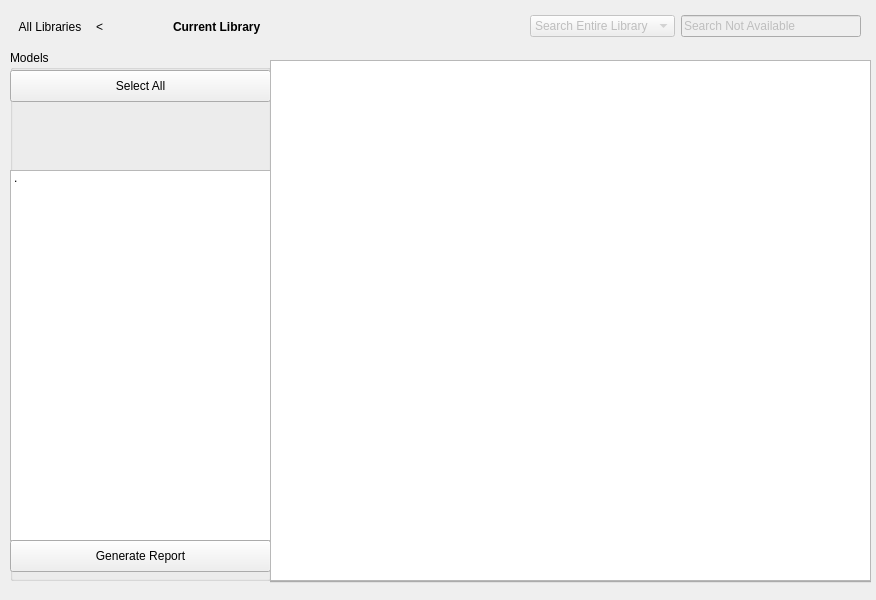
The window that src/librarywindow.ui (torfoes/cadventory) describes before a commit, drawn with Qt 5.
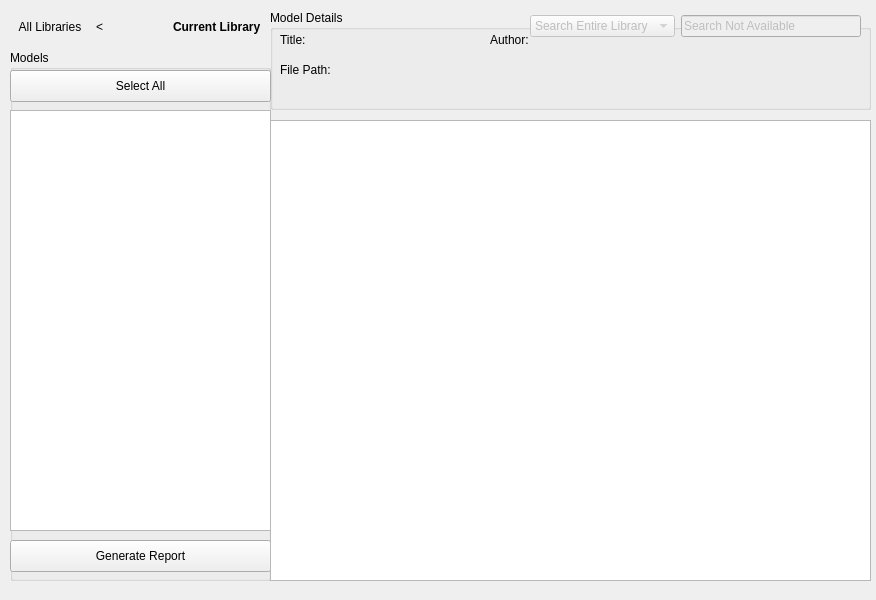
The same window after the commit. The open tabs and pages were chosen to show the change.

Commit message: init background processing and simplified model interface

Diff of the .ui file:
```diff
--- a/src/librarywindow.ui
+++ b/src/librarywindow.ui
@@ -20,9 +20,6 @@
    <string>Library</string>
   </property>
   <widget class="QGroupBox" name="groupBox">
-   <property name="enabled">
-    <bool>true</bool>
-   </property>
    <property name="geometry">
     <rect>
      <x>10</x>
@@ -34,28 +31,30 @@
    <property name="title">
     <string>Models</string>
    </property>
-   <property name="flat">
-    <bool>false</bool>
-   </property>
+   <widget class="QPushButton" name="pushButton">
+    <property name="geometry">
+     <rect>
+      <x>0</x>
+      <y>20</y>
+      <width>261</width>
+      <height>32</height>
+     </rect>
+    </property>
+    <property name="text">
+     <string>Select All</string>
+    </property>
+   </widget>
    <widget class="QListWidget" name="listWidget">
     <property name="geometry">
      <rect>
       <x>0</x>
-      <y>120</y>
+      <y>60</y>
       <width>261</width>
-      <height>371</height>
+      <height>421</height>
      </rect>
     </property>
-    <item>
-     <property name="text">
-      <string>.</string>
-     </property>
-    </item>
    </widget>
    <widget class="QPushButton" name="generateReport">
-    <property name="enabled">
-     <bool>true</bool>
-    </property>
     <property name="geometry">
      <rect>
       <x>0</x>
@@ -67,132 +66,108 @@
     <property name="text">
      <string>Generate Report</string>
     </property>
-    <property name="checkable">
-     <bool>false</bool>
+   </widget>
+  </widget>
+  <!-- Model Details GroupBox -->
+  <widget class="QGroupBox" name="modelDetailsGroupBox">
+   <property name="geometry">
+    <rect>
+     <x>270</x>
+     <y>10</y>
+     <width>601</width>
+     <height>100</height>
+    </rect>
+   </property>
+   <property name="title">
+    <string>Model Details</string>
+   </property>
+   <widget class="QLabel" name="modelTitleLabel">
+    <property name="geometry">
+     <rect>
+      <x>10</x>
+      <y>20</y>
+      <width>200</width>
+      <height>20</height>
+     </rect>
     </property>
+    <property name="text">
+     <string>Title:</string>
+    </property>
    </widget>
-   <widget class="QPushButton" name="pushButton">
+   <widget class="QLabel" name="modelAuthorLabel">
     <property name="geometry">
      <rect>
-      <x>0</x>
+      <x>220</x>
       <y>20</y>
-      <width>261</width>
-      <height>32</height>
+      <width>200</width>
+      <height>20</height>
      </rect>
     </property>
     <property name="text">
-     <string>Select All</string>
+     <string>Author:</string>
     </property>
    </widget>
+   <widget class="QLabel" name="modelFilePathLabel">
+    <property name="geometry">
+     <rect>
+      <x>10</x>
+      <y>50</y>
+      <width>400</width>
+      <height>20</height>
+     </rect>
+    </property>
+    <property name="text">
+     <string>File Path:</string>
+    </property>
+   </widget>
+   <widget class="QLabel" name="modelThumbnailLabel">
+    <property name="geometry">
+     <rect>
+      <x>420</x>
+      <y>20</y>
+      <width>100</width>
+      <height>80</height>
+     </rect>
+    </property>
+   </widget>
   </widget>
-  <widget class="QTabWidget" name="tabWidget">
+  <!-- Previews ListWidget -->
+  <widget class="QListWidget" name="listWidgetPage">
    <property name="geometry">
     <rect>
      <x>270</x>
-     <y>62</y>
+     <y>120</y>
      <width>601</width>
-     <height>521</height>
+     <height>461</height>
     </rect>
    </property>
-   <property name="tabShape">
-    <enum>QTabWidget::TabShape::Triangular</enum>
+   <property name="viewMode">
+    <enum>QListView::IconMode</enum>
    </property>
-   <property name="currentIndex">
-    <number>2</number>
+   <property name="iconSize">
+    <size>
+     <width>72</width>
+     <height>72</height>
+    </size>
    </property>
-   <property name="elideMode">
-    <enum>Qt::TextElideMode::ElideMiddle</enum>
+   <property name="gridSize">
+    <size>
+     <width>144</width>
+     <height>108</height>
+    </size>
    </property>
-   <widget class="QWidget" name="geometryTab">
-    <attribute name="title">
-     <string>Geometry</string>
-    </attribute>
-    <widget class="QListView" name="geometryListView">
-     <property name="geometry">
-      <rect>
-       <x>0</x>
-       <y>0</y>
-       <width>351</width>
-       <height>381</height>
-      </rect>
-     </property>
-    </widget>
-   </widget>
-   <widget class="QWidget" name="imagesTab">
-    <attribute name="title">
-     <string>Images</string>
-    </attribute>
-    <widget class="QListView" name="imagesListView">
-     <property name="geometry">
-      <rect>
-       <x>0</x>
-       <y>0</y>
-       <width>601</width>
-       <height>491</height>
-      </rect>
-     </property>
-    </widget>
-    <widget class="QListView" name="currentTagsListView">
-     <property name="geometry">
-      <rect>
-       <x>450</x>
-       <y>10</y>
-       <width>131</width>
-       <height>161</height>
-      </rect>
-     </property>
-    </widget>
-    <widget class="QListView" name="tagsListView">
-     <property name="geometry">
-      <rect>
-       <x>290</x>
-       <y>70</y>
-       <width>121</width>
-       <height>351</height>
-      </rect>
-     </property>
-    </widget>
-    <widget class="QListView" name="currentPropertiesListView">
-     <property name="geometry">
-      <rect>
-       <x>440</x>
-       <y>270</y>
-       <width>141</width>
-       <height>192</height>
-      </rect>
-     </property>
-    </widget>
-   </widget>
-   <widget class="QWidget" name="documentsTab">
-    <attribute name="title">
-     <string>Documents</string>
-    </attribute>
-    <widget class="QListView" name="documentsListView">
-     <property name="geometry">
-      <rect>
-       <x>0</x>
-       <y>0</y>
-       <width>351</width>
-       <height>381</height>
-      </rect>
-     </property>
-    </widget>
-   </widget>
-   <widget class="QWidget" name="dataTab">
-    <attribute name="title">
-     <string>Data</string>
-    </attribute>
-    <widget class="QListView" name="dataListView">
-     <property name="geometry">
-      <rect>
-       <x>0</x>
-       <y>0</y>
-       <width>351</width>
-       <height>381</height>
-      </rect>
-     </property>
-    </widget>
-   </widget>
+   <property name="movement">
+    <enum>QListView::Static</enum>
+   </property>
+   <property name="resizeMode">
+    <enum>QListView::Adjust</enum>
+   </property>
+   <property name="layoutMode">
+    <enum>QListView::Batched</enum>
+   </property>
+   <property name="batchSize">
+    <number>10</number>
+   </property>
   </widget>
   <widget class="QWidget" name="leftLayoutWidget">
    <property name="geometry">
@@ -272,28 +247,6 @@
     </item>
    </layout>
   </widget>
-  <widget class="QListWidget" name="listWidgetPage">
-   <property name="enabled">
-    <bool>true</bool>
-   </property>
-   <property name="geometry">
-    <rect>
-     <x>270</x>
-     <y>60</y>
-     <width>601</width>
-     <height>521</height>
-    </rect>
-   </property>
-   <property name="resizeMode">
-    <enum>QListView::ResizeMode::Adjust</enum>
-   </property>
-   <property name="layoutMode">
-    <enum>QListView::LayoutMode::Batched</enum>
-   </property>
-   <property name="viewMode">
-    <enum>QListView::ViewMode::IconMode</enum>
-   </property>
-  </widget>
  </widget>
  <resources/>
  <connections/>
```
Left out of the diff: 5 changed lines with no effect on the pictures. The commit also changes 15 other files.
